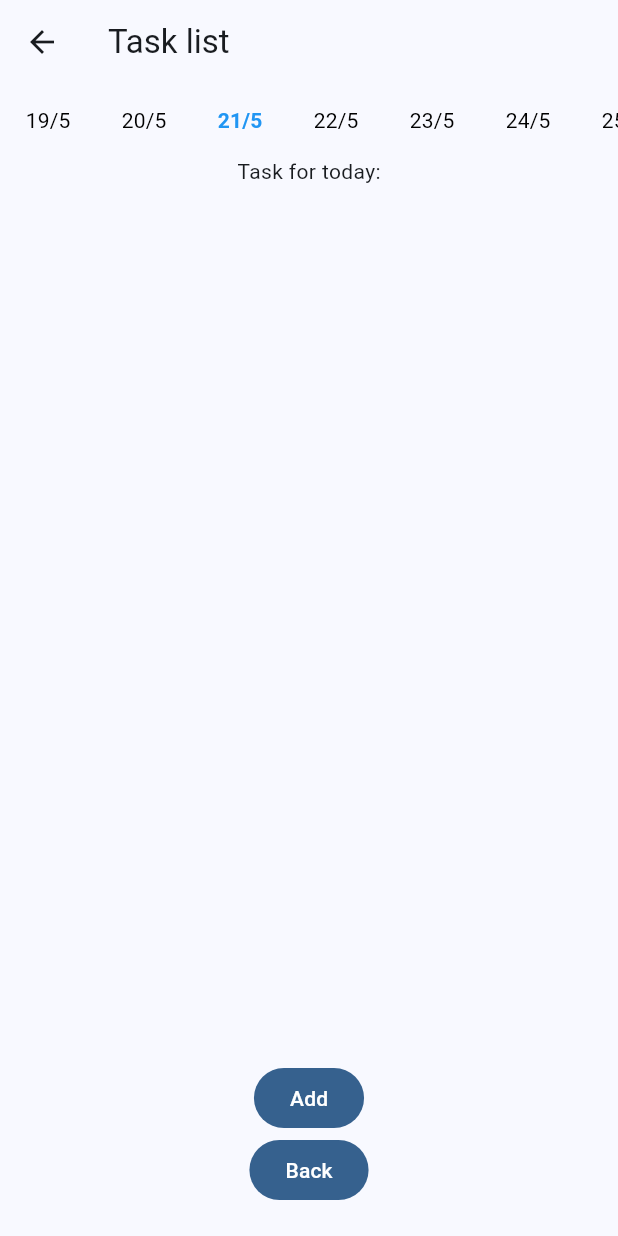
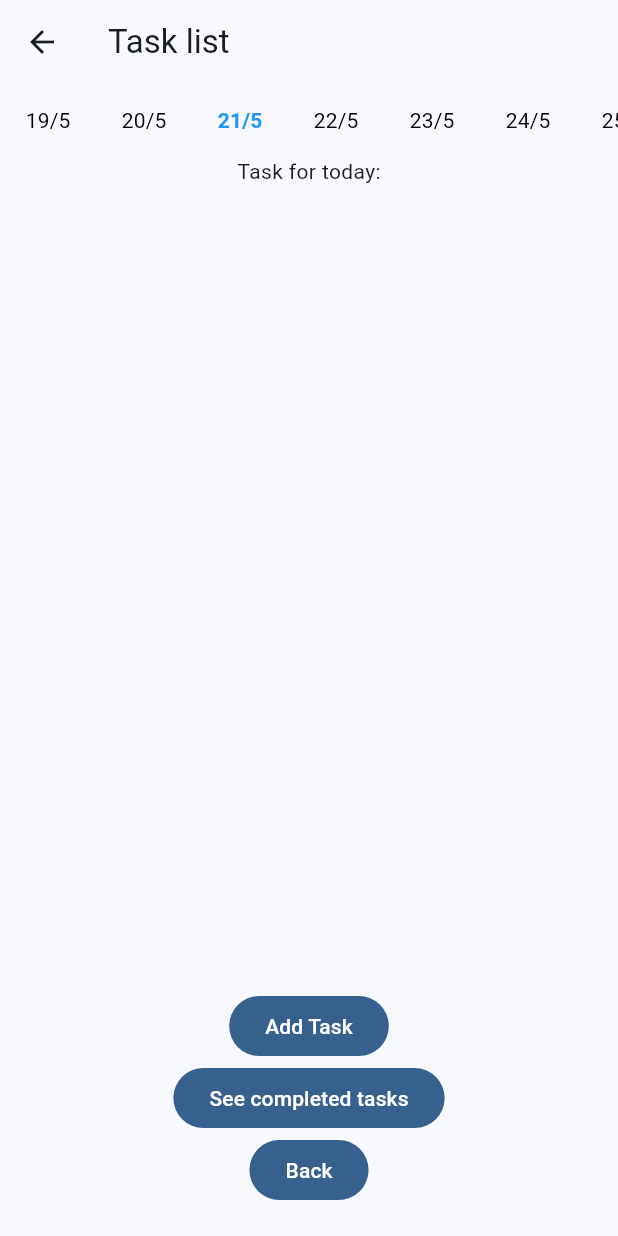
Before and after one commit to Klint02/P8-Pomodoro, a Flutter app: the Tasklist screen opened directly, on a phone screen of 412 x 824 dp. Run offline on Flutter 3.47's test engine with Material 3 defaults, Android fonts, the phone set to English and light mode, and no system bars; missing offline and left inert: dart:ffi.

Commit message:
Implemented button to see completed tasks

```diff
--- a/App/lib/Tasklist.dart
+++ b/App/lib/Tasklist.dart
@@ -29,6 +29,48 @@ class _TasklistState extends State<Tasklist> {
   void dispose() {
     controller.dispose();
     super.dispose();
+  }
+
+  Future<void> openArchive() async {
+    var taskProvider = Provider.of<TaskProvider>(context, listen: false);
+    var tasks = taskProvider.getCompletedTasks();
+
+    return showDialog(
+      context: context,
+      builder: (context) => AlertDialog(
+        title: Text('Completed Tasks'),
+        content: StatefulBuilder(
+          builder: (context, setStateDialog) {
+            if (tasks.isEmpty) {
+              return const Text("No completed tasks.");
+            }
+
+            return SizedBox(
+              height: 300, // constrain height to avoid overflow
+              width: double.maxFinite,
+              child: ListView.builder(
+                itemCount: tasks.length,
+                itemBuilder: (context, index) {
+                  final task = tasks[index];
+                  final time = task.endTime.format(context);
+                  return ListTile(
+                    title: Text("${task.taskName} at $time"),
+                  );
+                },
+              ),
+            );
+          },
+        ),
+        actions: [
+          TextButton(
+            onPressed: () {
+              Navigator.of(context).pop();
+            },
+            child: Text("Close"),
+          )
+        ],
+      ),
+    );
   }
 
   Future<Task?> openDialog(bool changeTask, int index) async {
@@ -120,17 +162,18 @@ class _TasklistState extends State<Tasklist> {
                       }
                     },
                   ),
-
                 ],
               ),
-
               Spacer(),
               if (changeTask)
                 TextButton(
                   onPressed: () {
                     taskProvider.removeTask(selectedDay, index);
-                    Navigator.of(context).pop(
-                        Task(taskName: "", startTime: startTime, endTime: endTime, isRecurring: false));
+                    Navigator.of(context).pop(Task(
+                        taskName: "",
+                        startTime: startTime,
+                        endTime: endTime,
+                        isRecurring: false));
                     controller.clear();
                   },
                   child: const Text(
@@ -144,8 +187,11 @@ class _TasklistState extends State<Tasklist> {
         actions: [
           TextButton(
             onPressed: () {
-              Navigator.of(context).pop(
-                  Task(taskName: "", startTime: startTime, endTime: endTime, isRecurring: false));
+              Navigator.of(context).pop(Task(
+                  taskName: "",
+                  startTime: startTime,
+                  endTime: endTime,
+                  isRecurring: false));
               controller.clear();
             },
             child: const Text("Cancel"),
@@ -156,8 +202,7 @@ class _TasklistState extends State<Tasklist> {
                   taskName: controller.text,
                   startTime: startTime,
                   endTime: endTime,
-                  isRecurring: isRecurring
-              ));
+                  isRecurring: isRecurring));
               controller.clear();
             },
             child: const Text("Enter"),
@@ -196,9 +241,7 @@ class _TasklistState extends State<Tasklist> {
                             ? FontWeight.bold
                             : FontWeight.normal,
                         color:
-
                             selectedDay == index ? Colors.blue : Colors.black,
-
                       ),
                     ),
                   );
@@ -234,9 +277,6 @@ class _TasklistState extends State<Tasklist> {
                 },
               ),
             ),
-            Row(
-              mainAxisAlignment: MainAxisAlignment.center,
-              children: [
             FilledButton(
               onPressed: () async {
                 final inputTask = await openDialog(false, 0);
@@ -244,10 +284,13 @@ class _TasklistState extends State<Tasklist> {
                   taskProvider.addTask(inputTask, selectedDay);
                 }
               },
-                  child: const Text("Add"),
+              child: const Text("Add Task"),
             ),
-              ],
-            ),
+            FilledButton(
+                onPressed: () async {
+                  await openArchive();
+                },
+                child: const Text("See completed tasks")),
             FilledButton(
               onPressed: () {
                 Navigator.pop(context);
--- a/App/lib/taskProvider.dart
+++ b/App/lib/taskProvider.dart
@@ -121,4 +121,8 @@ class TaskProvider extends ChangeNotifier {
       }
     }
   }
+
+  List<Task> getCompletedTasks() {
+    return completedTasks;
+  }
 }
```
Lines whose indentation alone changed are shown as unchanged.
